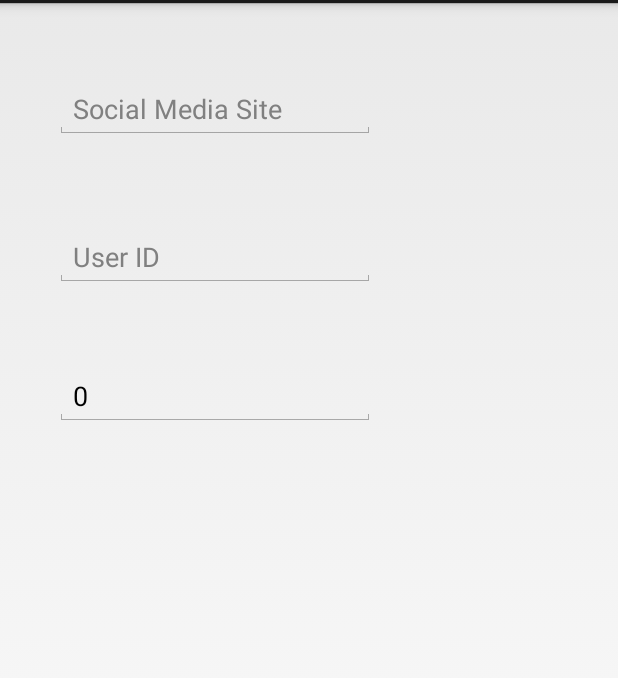
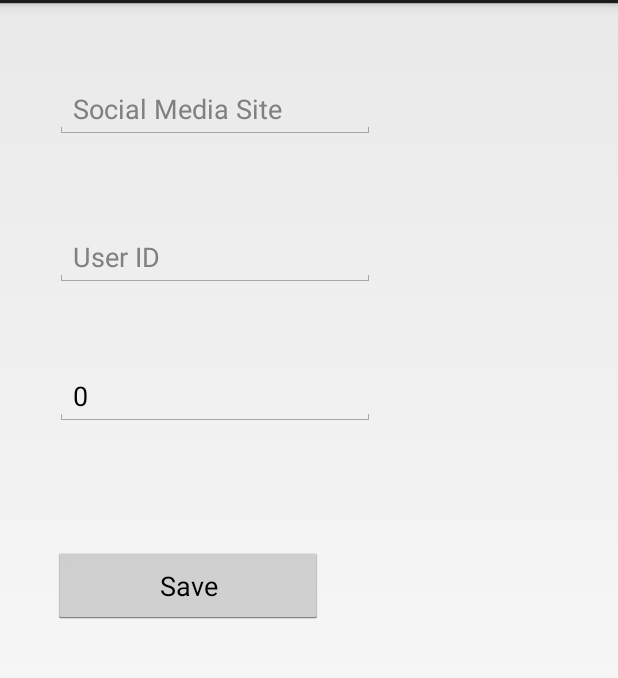
Before and after one commit to kennydgreat/Kenneth_Uyabeme_A2, an Android app: the DetailActivity screen opened directly, with no data from a screen before it, on a phone screen of 412 x 824 dp, the part 69-747 px from its top. Run offline under Robolectric (Android 15) with nearby library versions, the phone set to English and light mode, and no system bars.

Commit message:
-Detail activity updating functionality implemented and tested

```diff
--- a/app/src/main/java/com/example/kenny/kenneth_uyabeme_a2/DetailActivity.java
+++ b/app/src/main/java/com/example/kenny/kenneth_uyabeme_a2/DetailActivity.java
@@ -4,6 +4,8 @@ import android.app.Activity;
 import android.content.Intent;
 import android.support.v7.app.AppCompatActivity;
 import android.os.Bundle;
+import android.view.View;
+import android.widget.Button;
 import android.widget.EditText;
 
 public class DetailActivity extends Activity {
@@ -11,18 +13,38 @@ public class DetailActivity extends Activity {
     EditText socialMediaSiteNameEditText;
     EditText userIDEditText;
     EditText numberOfContactsEditText;
+    Button saveButton;
+
 
     @Override
     protected void onCreate(Bundle savedInstanceState) {
         super.onCreate(savedInstanceState);
         setContentView(R.layout.activity_detail);
-        //Getting references to editTexts
+        //Getting references to editTexts and button
         socialMediaSiteNameEditText = findViewById(R.id.social_media_site_edittext);
         userIDEditText = findViewById(R.id.user_id_edit_text);
         numberOfContactsEditText = findViewById(R.id.num_of_contacts_edit_text);
+        saveButton = findViewById(R.id.save_button);
         //Getting the data from mainActivity and populating the editText with current account info
         //(before editing)
         getMainActivityData();
+        /*Once the save button is click the
+        * 1) editText Values are taken and put in the intent
+        * 2) the intent is sent to mainActivity
+        * 3) this activity is terminated*/
+        saveButton.setOnClickListener(new View.OnClickListener() {
+            @Override
+            public void onClick(View view) {
+                Intent data = new Intent();
+                data.putExtra("Social Media Site", socialMediaSiteNameEditText.getText().toString());
+                data.putExtra("User ID", userIDEditText.getText().toString());
+                data.putExtra("Number of Contacts", Integer.valueOf(numberOfContactsEditText.getText().toString()));
+
+                setResult(RESULT_OK, data);
+                finish();
+            }
+        });
+
 
     }
     /*This method
@@ -35,7 +57,8 @@ public class DetailActivity extends Activity {
         if (intent != null){
             socialMediaSiteNameEditText.setText(intent.getStringExtra("Social Media Site"));
             userIDEditText.setText(intent.getStringExtra("User ID"));
-            numberOfContactsEditText.setText(Integer.toString(intent.getIntExtra("Number of Contacts", 0)));
+            numberOfContactsEditText.setText(Integer.toString(intent.getIntExtra("Number of Contacts", MainActivity.DEFUALT_CONTACTS_NUM)));
         }
     }
+
 }
--- a/app/src/main/res/layout/activity_detail.xml
+++ b/app/src/main/res/layout/activity_detail.xml
@@ -35,7 +35,7 @@
         android:layout_marginTop="8dp"
         android:ems="10"
         android:hint="@string/user_id_string"
-        android:inputType="textEmailAddress|textPersonName|number"
+        android:inputType="text|textPersonName"
         android:textAppearance="@android:style/TextAppearance.Holo.Medium"
         app:layout_constraintBottom_toBottomOf="parent"
         app:layout_constraintHorizontal_bias="0.156"
@@ -48,9 +48,26 @@
         android:id="@+id/social_media_site_edittext"
         android:layout_width="wrap_content"
         android:layout_height="wrap_content"
+        android:layout_marginBottom="8dp"
+        android:layout_marginLeft="8dp"
+        android:layout_marginRight="8dp"
+        android:layout_marginTop="8dp"
         android:ems="10"
         android:hint="@string/social_media_site_string"
-        android:inputType="textPersonName|number"
+        android:inputType="text|textPersonName"
+        android:textAppearance="@android:style/TextAppearance.Holo.Medium"
+        app:layout_constraintBottom_toBottomOf="parent"
+        app:layout_constraintHorizontal_bias="0.156"
+        app:layout_constraintLeft_toLeftOf="parent"
+        app:layout_constraintRight_toRightOf="parent"
+        app:layout_constraintTop_toTopOf="parent"
+        app:layout_constraintVertical_bias="0.06" />
+
+    <Button
+        android:id="@+id/save_button"
+        android:layout_width="180dp"
+        android:layout_height="51dp"
+        android:text="@string/save_string"
         android:textAppearance="@android:style/TextAppearance.Holo.Medium"
         app:layout_constraintTop_toTopOf="parent"
         android:layout_marginTop="8dp"
@@ -60,6 +77,5 @@
         app:layout_constraintRight_toRightOf="parent"
         android:layout_marginLeft="8dp"
         app:layout_constraintLeft_toLeftOf="parent"
-        app:layout_constraintHorizontal_bias="0.156"
-        app:layout_constraintVertical_bias="0.06" />
+        app:layout_constraintHorizontal_bias="0.127" />
 </android.support.constraint.ConstraintLayout>
--- a/app/src/main/res/values/strings.xml
+++ b/app/src/main/res/values/strings.xml
@@ -4,4 +4,5 @@
     <string name="social_media_site_string">Social Media Site</string>
     <string name="user_id_string">User ID</string>
     <string name="number_of_contact_string">Number of Contact</string>
+    <string name="save_string">Save</string>
 </resources>
```
Also changed, not shown: app/src/main/java/com/example/kenny/kenneth_uyabeme_a2/MainActivity.java (+27 -3 lines).
